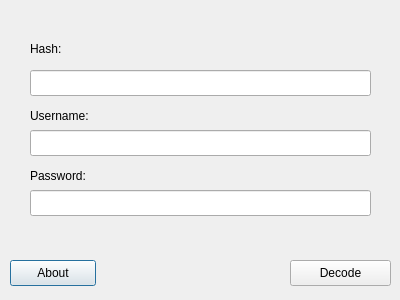
First picture: the form in decode.ui, repository PuruPuru71/httagen, before the edit.
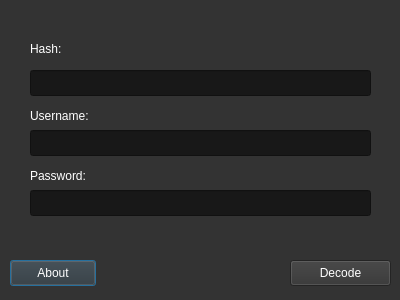
Second picture: the form after the edit.

The edit to the form file:
```diff
--- a/decode.ui
+++ b/decode.ui
@@ -25,6 +25,16 @@
   <property name="windowTitle">
    <string>HTTAGEN - Decode</string>
   </property>
+  <property name="styleSheet">
+   <string notr="true">QWidget {
+color: #FFFFFF;
+background-color: #333333;
+}
+
+QLineEdit {
+background-color: #181818;
+}</string>
+  </property>
   <widget class="QLabel" name="hashLabel">
    <property name="geometry">
     <rect>
```
